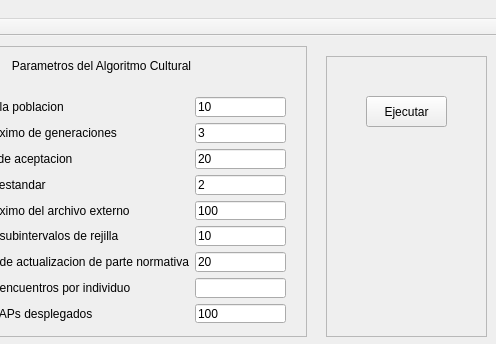
The window that mainwindow.ui (antonioaraujob/omocac) describes before a commit, drawn with Qt 5; both pictures show x 104 to 600 and y 0 to 344 of the 600 by 577 pixel window.
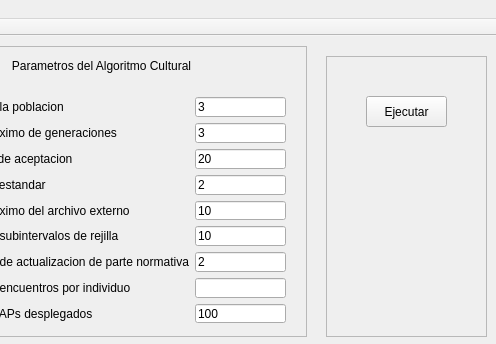
The same window after the commit.

What changed in the file:
```diff
--- a/mainwindow.ui
+++ b/mainwindow.ui
@@ -111,7 +111,7 @@
       <item row="6" column="1">
        <widget class="QLineEdit" name="lineEditGnormative">
         <property name="text">
-         <string>20</string>
+         <string>2</string>
         </property>
        </widget>
       </item>
@@ -193,7 +193,7 @@
          <string extracomment="[1..1000]"/>
         </property>
         <property name="text">
-         <string>10</string>
+         <string>3</string>
         </property>
        </widget>
       </item>
@@ -207,7 +207,7 @@
       <item row="4" column="1">
        <widget class="QLineEdit" name="lineEditExternalFileSize">
         <property name="text">
-         <string>100</string>
+         <string>10</string>
         </property>
        </widget>
       </item>
```
